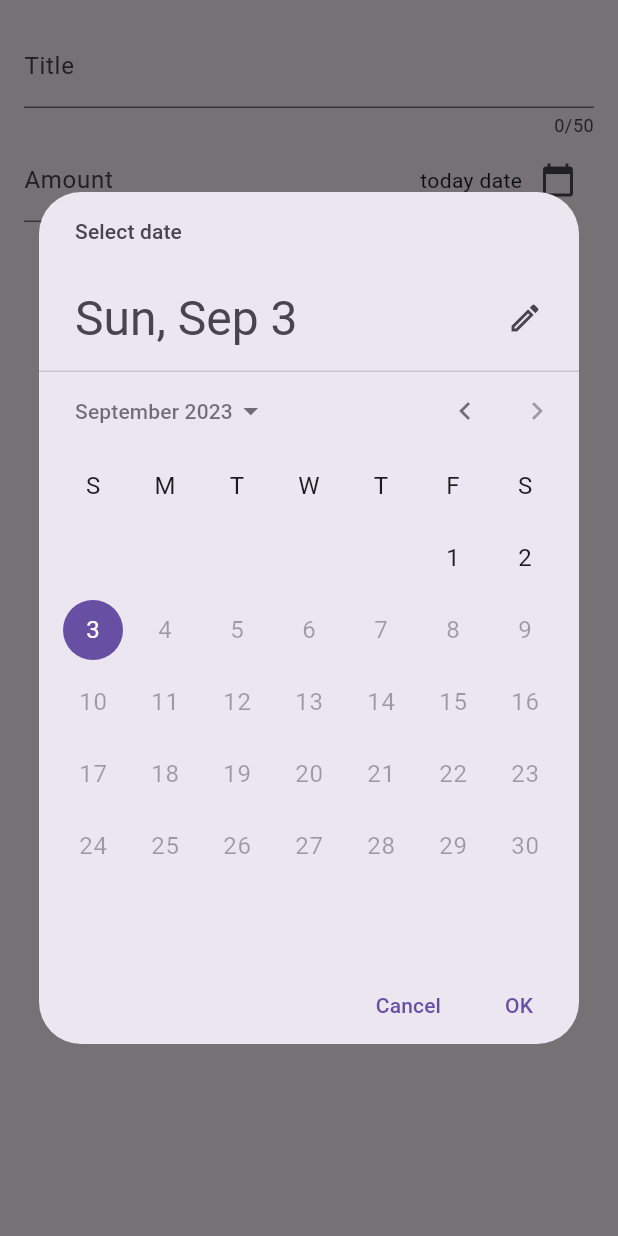
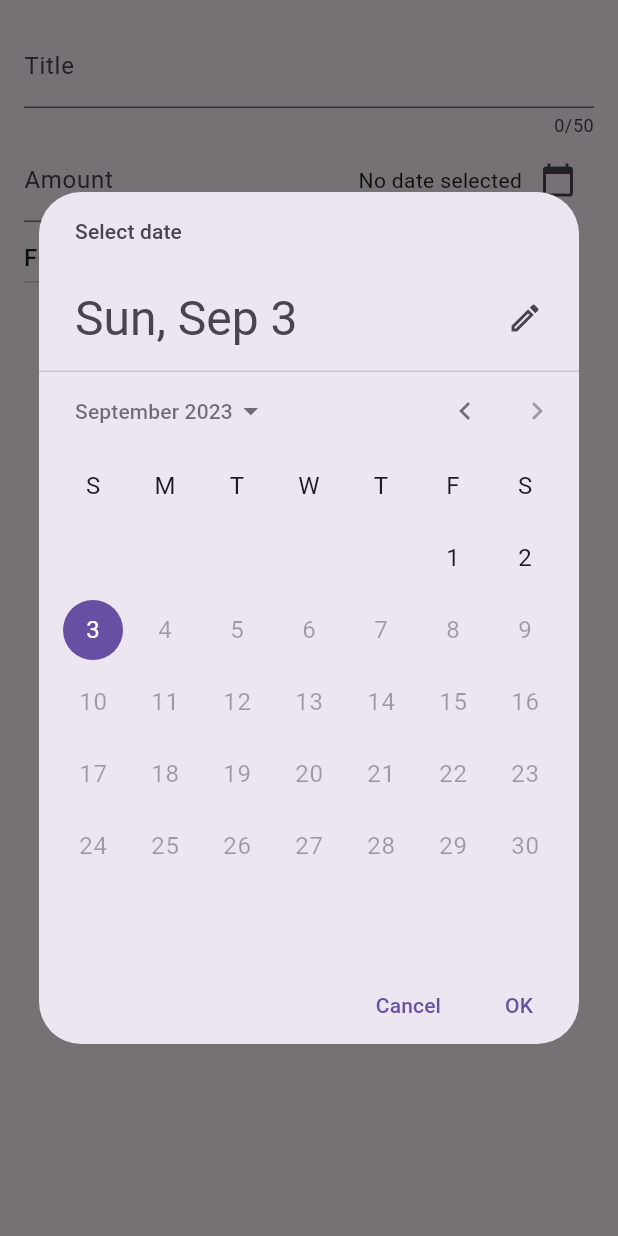
Before and after one commit to abdelbasset-mg/expenses_tracker, a Flutter app: the NewExpenses widget shown alone on an empty page, opened directly, after a tap on the "calendar today" icon, on a phone screen of 412 x 824 dp. Run offline on Flutter 3.47's test engine with Material 2 defaults, Android fonts, the phone set to English and light mode, and no system bars.

Commit message:
done date start category

```diff
--- a/lib/widgets/new_expenses.dart
+++ b/lib/widgets/new_expenses.dart
@@ -1,4 +1,5 @@
 import 'package:flutter/material.dart';
+import 'package:expenses_tracker/models/expense.dart';
 
 class NewExpenses extends StatefulWidget {
   const NewExpenses({super.key});
@@ -11,15 +12,21 @@ class NewExpenses extends StatefulWidget {
 class _NewExpensesState extends State<NewExpenses> {
   final _titleController = TextEditingController();
   final _amountController = TextEditingController();
+  DateTime? _selectedDate;
+  var _selectedCategory = Category.food;
 
-  void _selectDate() {
-    var now = DateTime.now();
-    showDatePicker(
+  void _selectDate() async {
+    final now = DateTime.now();
+    final firstDate = DateTime(now.year - 1, now.month, now.day);
+    final _pickedDate = await showDatePicker(
       context: context,
       initialDate: now,
-      firstDate: DateTime(now.year - 1 , now.month, now.day),
+      firstDate: firstDate,
       lastDate: now,
     );
+    setState(() {
+      _selectedDate = _pickedDate;
+    });
   }
 
   @override
@@ -59,7 +66,9 @@ class _NewExpensesState extends State<NewExpenses> {
                   child: Row(
                 mainAxisAlignment: MainAxisAlignment.end,
                 children: [
-                  const Text('today date'),
+                  Text(_selectedDate == null
+                      ? 'No date selected'
+                      : formatter.format(_selectedDate!)),
                   IconButton(
                     onPressed: _selectDate,
                     icon: const Icon(Icons.calendar_today),
@@ -68,8 +77,25 @@ class _NewExpensesState extends State<NewExpenses> {
               )),
             ],
           ),
-          Row(
-            children: [
+          Row(children: [
+            DropdownButton(
+                value: _selectedCategory,
+                items: Category.values
+                    .map(
+                      (category) => DropdownMenuItem(
+                        value: category,
+                        child: Text(
+                          category.name.toUpperCase(),
+                        ),
+                      ),
+                    )
+                    .toList(),
+                onChanged: (value) {
+                  if (value == null) return;
+                  setState(() {
+                    _selectedCategory = value ;
+                  });
+                }),
             TextButton(
               onPressed: () {
                 Navigator.pop(context);
@@ -83,8 +109,7 @@ class _NewExpensesState extends State<NewExpenses> {
               },
               child: const Text('Add Expense'),
             ),
-            ]
-          )
+          ])
         ],
       ),
     );
```
Lines whose indentation alone changed are shown as unchanged.
